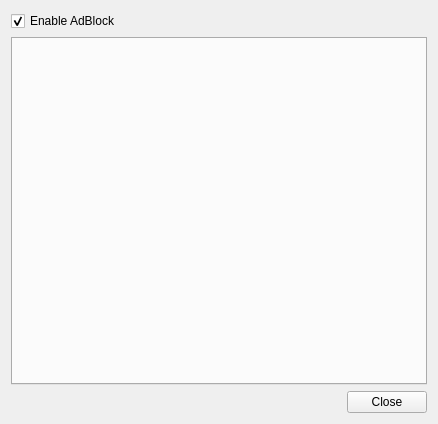
This is src/librssguard/network-web/adblock/adblockdialog.ui in martinrotter/rssguard as Qt 5 draws it before an edit. The edited form follows.
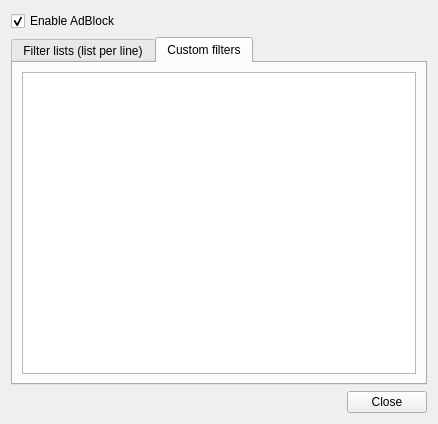
This is the edited form.

Patch:
```diff
--- a/src/librssguard/network-web/adblock/adblockdialog.ui
+++ b/src/librssguard/network-web/adblock/adblockdialog.ui
@@ -29,6 +29,26 @@
      <property name="currentIndex">
       <number>-1</number>
      </property>
+     <widget class="QWidget" name="m_tabPredefinedLists">
+      <attribute name="title">
+       <string>Filter lists (list per line)</string>
+      </attribute>
+      <layout class="QHBoxLayout" name="horizontalLayout">
+       <item>
+        <widget class="QPlainTextEdit" name="m_txtPredefined"/>
+       </item>
+      </layout>
+     </widget>
+     <widget class="QWidget" name="m_tabCustomFilters">
+      <attribute name="title">
+       <string>Custom filters</string>
+      </attribute>
+      <layout class="QHBoxLayout" name="horizontalLayout_2">
+       <item>
+        <widget class="QPlainTextEdit" name="m_txtCustom"/>
+       </item>
+      </layout>
+     </widget>
     </widget>
    </item>
    <item>
```
Left out of the diff: 4 changed lines with no effect on the pictures.
